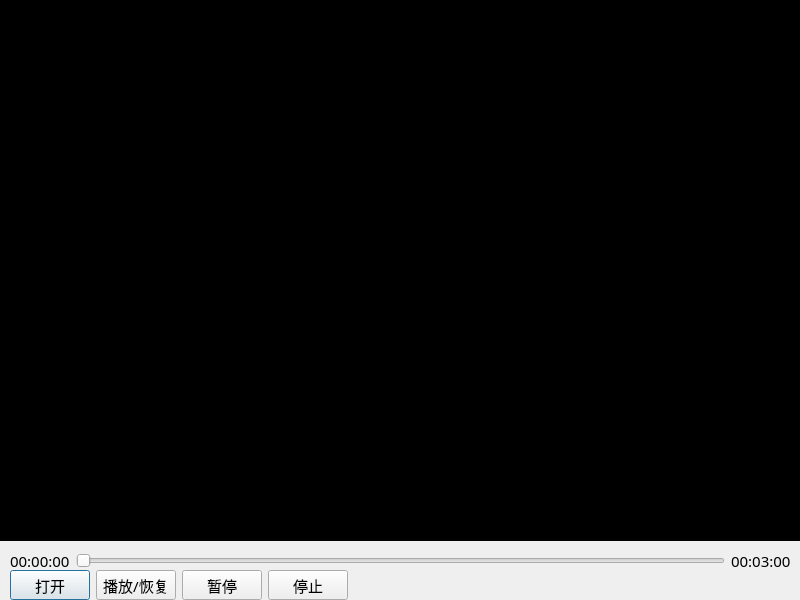
Qt form playerdialog.ui (zhoubc720/MediaVideoProgram) before a commit.
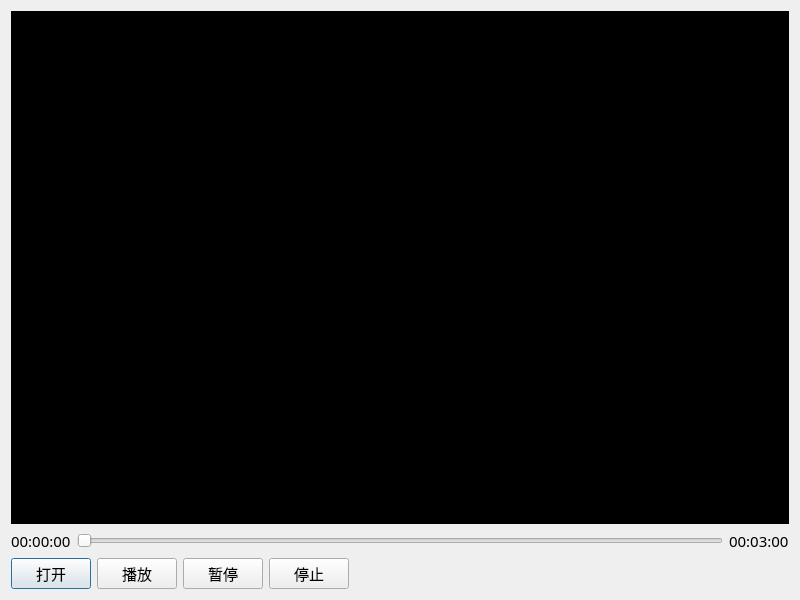
The same form after that commit.

Diff of the .ui file:
```diff
--- a/playerdialog.ui
+++ b/playerdialog.ui
@@ -19,14 +19,14 @@
   <property name="windowTitle">
    <string>PlayerDialog</string>
   </property>
+  <layout class="QVBoxLayout" name="verticalLayout_2">
+   <item>
   <widget class="QWidget" name="wdg_content" native="true">
-   <property name="geometry">
-    <rect>
-     <x>-10</x>
-     <y>0</y>
-     <width>811</width>
-     <height>541</height>
-    </rect>
+     <property name="sizePolicy">
+      <sizepolicy hsizetype="Expanding" vsizetype="Expanding">
+       <horstretch>0</horstretch>
+       <verstretch>0</verstretch>
+      </sizepolicy>
    </property>
    <property name="styleSheet">
     <string notr="true">background-color: rgb(0, 0, 0);</string>
@@ -44,15 +44,33 @@
     </item>
    </layout>
   </widget>
-  <widget class="QWidget" name="layoutWidget">
-   <property name="geometry">
-    <rect>
-     <x>10</x>
-     <y>570</y>
-     <width>651</width>
-     <height>30</height>
-    </rect>
-   </property>
+   </item>
+   <item>
+    <layout class="QHBoxLayout" name="horizontalLayout_2">
+     <item>
+      <widget class="QLabel" name="lb_curTime">
+       <property name="text">
+        <string>00:00:00</string>
+       </property>
+      </widget>
+     </item>
+     <item>
+      <widget class="QSlider" name="slider_progress">
+       <property name="orientation">
+        <enum>Qt::Horizontal</enum>
+       </property>
+      </widget>
+     </item>
+     <item>
+      <widget class="QLabel" name="lb_totalTime">
+       <property name="text">
+        <string>00:03:00</string>
+       </property>
+      </widget>
+     </item>
+    </layout>
+   </item>
+   <item>
    <layout class="QHBoxLayout" name="horizontalLayout">
     <item>
      <widget class="QPushButton" name="pb_start">
@@ -64,7 +82,7 @@
     <item>
      <widget class="QPushButton" name="pb_resume">
       <property name="text">
-       <string>播放/恢复</string>
+        <string>播放</string>
       </property>
      </widget>
     </item>
@@ -96,40 +114,8 @@
      </spacer>
     </item>
    </layout>
-  </widget>
-  <widget class="QWidget" name="">
-   <property name="geometry">
-    <rect>
-     <x>10</x>
-     <y>550</y>
-     <width>781</width>
-     <height>22</height>
-    </rect>
-   </property>
-   <layout class="QHBoxLayout" name="horizontalLayout_2">
-    <item>
-     <widget class="QLabel" name="lb_curTime">
-      <property name="text">
-       <string>00:00:00</string>
-      </property>
-     </widget>
-    </item>
-    <item>
-     <widget class="QSlider" name="slider_progress">
-      <property name="orientation">
-       <enum>Qt::Horizontal</enum>
-      </property>
-     </widget>
-    </item>
-    <item>
-     <widget class="QLabel" name="lb_totalTime">
-      <property name="text">
-       <string>00:03:00</string>
-      </property>
-     </widget>
-    </item>
-   </layout>
-  </widget>
+   </item>
+  </layout>
  </widget>
  <resources/>
  <connections/>
```
Lines whose indentation alone changed are shown as unchanged.
